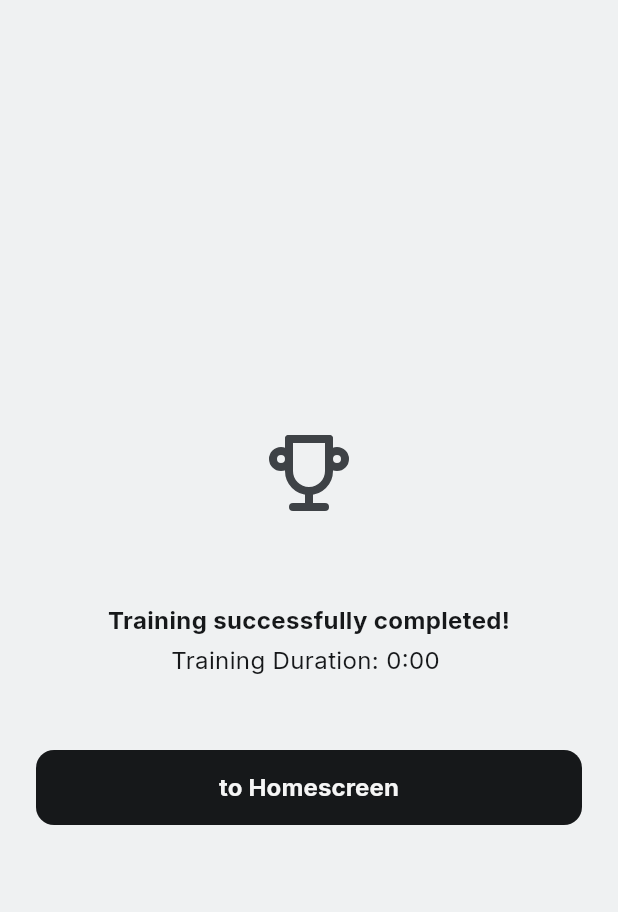
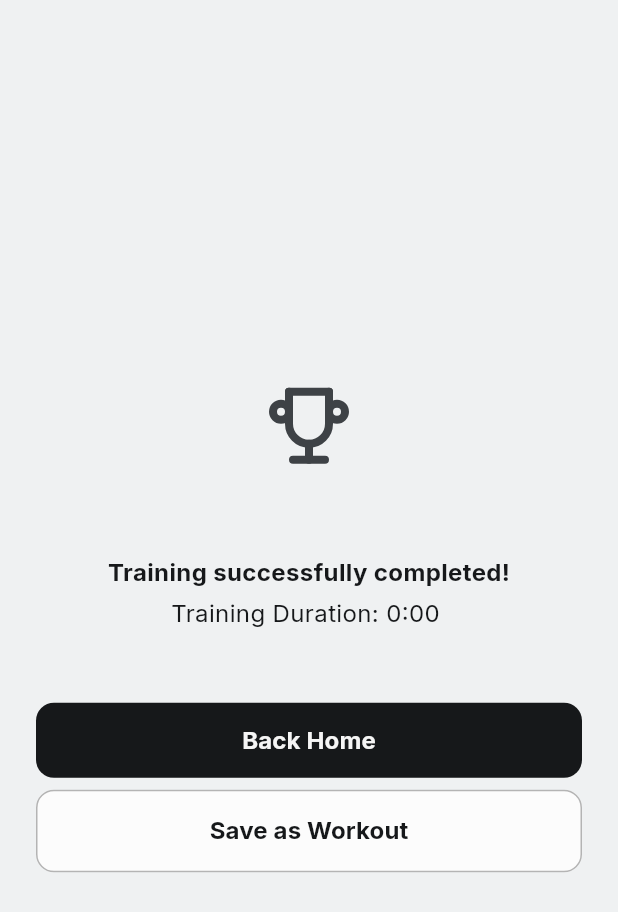
Before and after one commit to NkITaa/interval_timer, a Flutter app: the Congrats screen opened directly with empty values, on a phone screen of 412 x 824 dp. Shown: the top 912 px of the screen. Run offline on Flutter 3.47's test engine with Material 3 defaults, Android fonts, the phone set to English and light mode, and no system bars; our stand-ins replace audioplayers, confetti, flutter_markdown, flutter_tabler_icons, google_fonts, hive and 4 more; accounts and stored records are empty; generated files the repository leaves out were written again.

Commit message:
did last feedback round

```diff
--- a/lib/components/bottom_navbar.dart
+++ b/lib/components/bottom_navbar.dart
@@ -26,6 +26,11 @@ class _BottomNavBarState extends State<BottomNavBar> {
   Widget build(BuildContext context) {
     return ScrollToHideWidget(
       controller: widget.controller,
+      child: ClipRRect(
+        borderRadius: const BorderRadius.only(
+          topLeft: Radius.circular(16.0),
+          topRight: Radius.circular(16.0),
+        ),
         child: BottomNavigationBar(
           onTap: (index) {
             widget.onTabTapped(index);
@@ -72,6 +77,7 @@ class _BottomNavBarState extends State<BottomNavBar> {
             ),
           ],
         ),
+      ),
     );
   }
 }
--- a/lib/l10n/app_de.arb
+++ b/lib/l10n/app_de.arb
@@ -1,12 +1,13 @@
 {
   "training": "Training",
+  "processed": "Verarbeitet",
   "pause": "Pause",
   "paused": "Pausiert",
   "sets": "Sätze",
   "confirm": "Bestätigen",
   "countdown": "Countdown",
   "countdown_description": "Der Countdown liefert Signaltöne vor einem neuen Intervall.",
-  "system_language": "System Sprache",
+  "system_language": "Systemsprache",
   "dialog_required_field": "Bitte lege einen Namen fest!",
   "start_workout": "Workout starten",
   "save_workout": "Workout speichern",
@@ -15,7 +16,7 @@
   "workout_pause_time": "Pausenzeit festlegen",
   "workout_pause_time_save": "Pausenzeit speichern",
   "workout_sets": "Satzanzahl festlegen",
-  "workout_sets_save": "Setzahl speichern",
+  "workout_sets_save": "Satzanzahl speichern",
   "german": "Deutsch",
   "english": "English",
 
@@ -23,9 +24,10 @@
   "workouts_search": "Suche",
   "workouts_search_no_results_one": "keine Workouts vorhanden",
   "workouts_search_no_results_two": "Erstelle jetzt Dein erstes Workout und starte Dein Training!",
-  "workouts_edit": "Workout Bearbeiten",
+  "workouts_edit": "Workout bearbeiten",
   "workouts_create": "Workout erstellen",
   "workouts_delete": "Workout löschen",
+  "workouts_save": "Workout speichern",
   "workouts_delete_confirm": "Bist du sicher, dass du dieses Workout löschen möchtest? Diese Aktion kann nicht rückgängig gemacht werden.",
   "workouts_delete_cancel": "Abbrechen",
   "workouts_delete_ok": "Löschen",
--- a/lib/l10n/app_en.arb
+++ b/lib/l10n/app_en.arb
@@ -1,5 +1,6 @@
 {
     "training": "Training",
+    "processed": "Processed",
     "pause": "Pause",
     "paused": "Paused",
     "sets": "Sets",
@@ -26,6 +27,7 @@
     "workouts_edit": "Edit Workout",
     "workouts_create": "Create Workout",
     "workouts_delete": "Delete Workout",
+    "workouts_save": "Save Workout",
     "workouts_delete_confirm": "Are you sure you want to delete this workout? This action cannot be undone.",
     "workouts_delete_cancel": "Cancel",
     "workouts_delete_ok": "Delete",
@@ -44,7 +46,7 @@
     "run_set_from_two": " of ",
     "run_finish_one": "Training successfully completed!",
     "run_finish_two": "Training Duration: ",
-    "run_home": "to Homescreen",
+    "run_home": "Back Home",
     "run_resume_workout": "Resume Workout",
     "run_exit_workout": "End Workout",
     "run_exit_workout_info": "Do you really want to end the workout? Your progress will not be saved.",
--- a/lib/pages/jump_in/components/total_time.dart
+++ b/lib/pages/jump_in/components/total_time.dart
@@ -1,7 +1,7 @@
 import 'package:flutter/material.dart';
-
 import '../../../const.dart';
 import '../../../main.dart';
+import 'package:flutter_gen/gen_l10n/app_localizations.dart';
 
 class TotalTime extends StatelessWidget {
   final Duration totalTime;
@@ -14,7 +14,8 @@ class TotalTime extends StatelessWidget {
       child: Column(
         mainAxisAlignment: MainAxisAlignment.end,
         children: [
-          Text('Gesamtzeit', style: heading1(context)),
+          Text(AppLocalizations.of(context)!.jump_in_total_time,
+              style: heading1(context)),
           Text(
               "${(totalTime.inSeconds / 60).floor()}:${(totalTime.inSeconds % 60).toString().padLeft(2, '0')}",
               style: display1(context).copyWith(
--- a/lib/pages/run/congrats.dart
+++ b/lib/pages/run/congrats.dart
@@ -8,9 +8,18 @@ import 'package:interval_timer/pages/home.dart';
 import 'package:flutter_gen/gen_l10n/app_localizations.dart';
 import 'package:flutter_tabler_icons/flutter_tabler_icons.dart';
 
+import '../../components/dialogs.dart';
+import '../../workout.dart';
+
 class Congrats extends StatefulWidget {
   final int duration;
-  const Congrats({super.key, required this.duration});
+  final List<int> time;
+  final int sets;
+  const Congrats(
+      {super.key,
+      required this.time,
+      required this.sets,
+      required this.duration});
 
   @override
   State<Congrats> createState() => _CongratsState();
@@ -91,6 +100,47 @@ class _CongratsState extends State<Congrats> {
                               : lightNeutral50)),
                 ),
               ),
+              SizedBox(
+                height: 8,
+              ),
+              SizedBox(
+                  width: double.infinity,
+                  height: 55,
+                  child: ElevatedButton(
+                      style: ElevatedButton.styleFrom(
+                        backgroundColor: MyApp.of(context).isDarkMode()
+                            ? darkNeutral100
+                            : lightNeutral0,
+                        side: BorderSide(
+                            width: 1,
+                            color: MyApp.of(context).isDarkMode()
+                                ? darkNeutral300
+                                : lightNeutral300),
+                      ),
+                      onPressed: () {
+                        TextEditingController nameController =
+                            TextEditingController(text: "");
+                        showModalBottomSheet(
+                          isScrollControlled: true,
+                          enableDrag: false,
+                          context: context,
+                          builder: (BuildContext context) =>
+                              Dialogs.buildEditWorkoutDialog(
+                                  nameController,
+                                  context,
+                                  Workout(
+                                      secondsTraining: widget.time[0],
+                                      secondsPause: widget.time[1],
+                                      sets: widget.sets,
+                                      name: ""),
+                                  null,
+                                  null),
+                        );
+                      },
+                      child: Text(
+                        AppLocalizations.of(context)!.jump_in_save_workout,
+                        style: body1Bold(context),
+                      ))),
             ],
           ),
         ),
--- a/lib/pages/run/run.dart
+++ b/lib/pages/run/run.dart
@@ -70,6 +70,8 @@ class _RunState extends State<Run> with WidgetsBindingObserver {
       timer.cancel();
       Navigator.of(context).push(MaterialPageRoute(
           builder: (context) => Congrats(
+                time: widget.time,
+                sets: widget.sets,
                 duration: duration,
               )));
     } else {
--- a/pubspec.yaml
+++ b/pubspec.yaml
@@ -29,6 +29,7 @@ dev_dependencies:
   package_info_plus: ^5.0.1
   flutter_markdown: ^0.6.18+2
   url_launcher: ^6.2.2
+  top_snackbar_flutter: ^3.1.0
 
 flutter:
   uses-material-design: true
```
Also changed, not shown: lib/components/dialogs.dart (+34 -5 lines), lib/components/time_wheel.dart (+2 -6 lines), pubspec.lock. Lines whose indentation alone changed are shown as unchanged.
